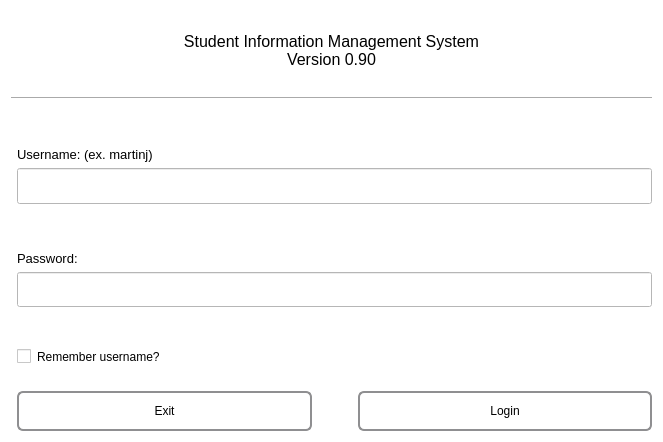
This is Form Files/loginView.ui in alixabahena/SIMS as Qt 5 draws it before an edit. The edited form follows.
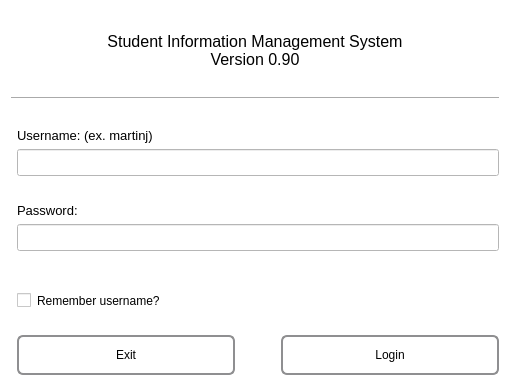
This is the edited form. Icons and pictures are not drawn.

```diff
--- a/Form Files/loginView.ui
+++ b/Form Files/loginView.ui
@@ -6,12 +6,12 @@
    <rect>
     <x>0</x>
     <y>0</y>
-    <width>663</width>
-    <height>442</height>
+    <width>510</width>
+    <height>386</height>
    </rect>
   </property>
   <property name="sizePolicy">
-   <sizepolicy hsizetype="Preferred" vsizetype="Preferred">
+   <sizepolicy hsizetype="Fixed" vsizetype="Fixed">
     <horstretch>0</horstretch>
     <verstretch>0</verstretch>
    </sizepolicy>
```
